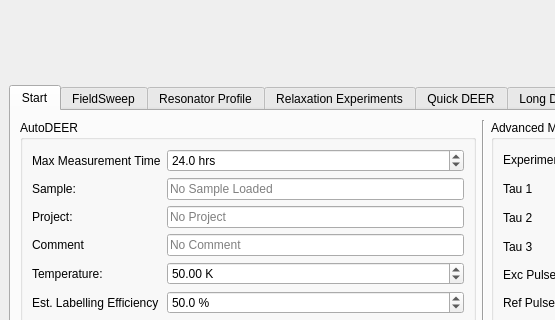
Above: autodeer/gui/gui2.ui from JeschkeLab/autoDEER before the change; both pictures show x 0 to 555 and y 81 to 401 of the 967 by 739 pixel window. Below: the same form after it.
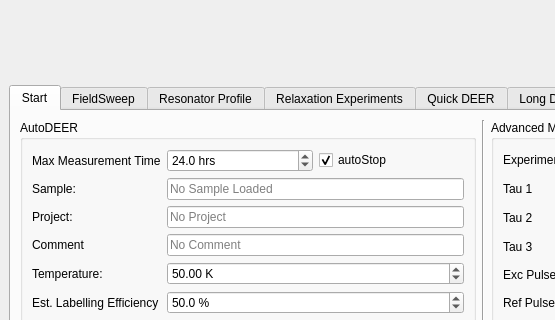
That is the form after the change. Icons and pictures are not drawn.

Diff of the .ui file:
```diff
--- a/autodeer/gui/gui2.ui
+++ b/autodeer/gui/gui2.ui
@@ -204,22 +204,6 @@
                  </property>
                 </widget>
                </item>
-               <item row="0" column="1">
-                <widget class="QDoubleSpinBox" name="MaxTime">
-                 <property name="suffix">
-                  <string> hrs</string>
-                 </property>
-                 <property name="decimals">
-                  <number>1</number>
-                 </property>
-                 <property name="singleStep">
-                  <double>0.500000000000000</double>
-                 </property>
-                 <property name="value">
-                  <double>24.000000000000000</double>
-                 </property>
-                </widget>
-               </item>
                <item row="1" column="0">
                 <widget class="QLabel" name="label_2">
                  <property name="text">
@@ -327,6 +311,39 @@
                <item row="6" column="1">
                 <widget class="QComboBox" name="priotityComboBox"/>
                </item>
+               <item row="0" column="1">
+                <layout class="QHBoxLayout" name="horizontalLayout_18">
+                 <item>
+                  <widget class="QDoubleSpinBox" name="MaxTime">
+                   <property name="suffix">
+                    <string> hrs</string>
+                   </property>
+                   <property name="decimals">
+                    <number>1</number>
+                   </property>
+                   <property name="singleStep">
+                    <double>0.500000000000000</double>
+                   </property>
+                   <property name="value">
+                    <double>24.000000000000000</double>
+                   </property>
+                  </widget>
+                 </item>
+                 <item>
+                  <widget class="QCheckBox" name="autoStop_checkbox">
+                   <property name="toolTip">
+                    <string extracomment="If selected the experiment will stop at Max Measurment Time or when MNR achieved. If not selected, then it will continue until you manually stop."/>
+                   </property>
+                   <property name="text">
+                    <string>autoStop</string>
+                   </property>
+                   <property name="checked">
+                    <bool>true</bool>
+                   </property>
+                  </widget>
+                 </item>
+                </layout>
+               </item>
               </layout>
              </item>
              <item>
```
Left out of the diff: 40 changed lines with no effect on the pictures.
